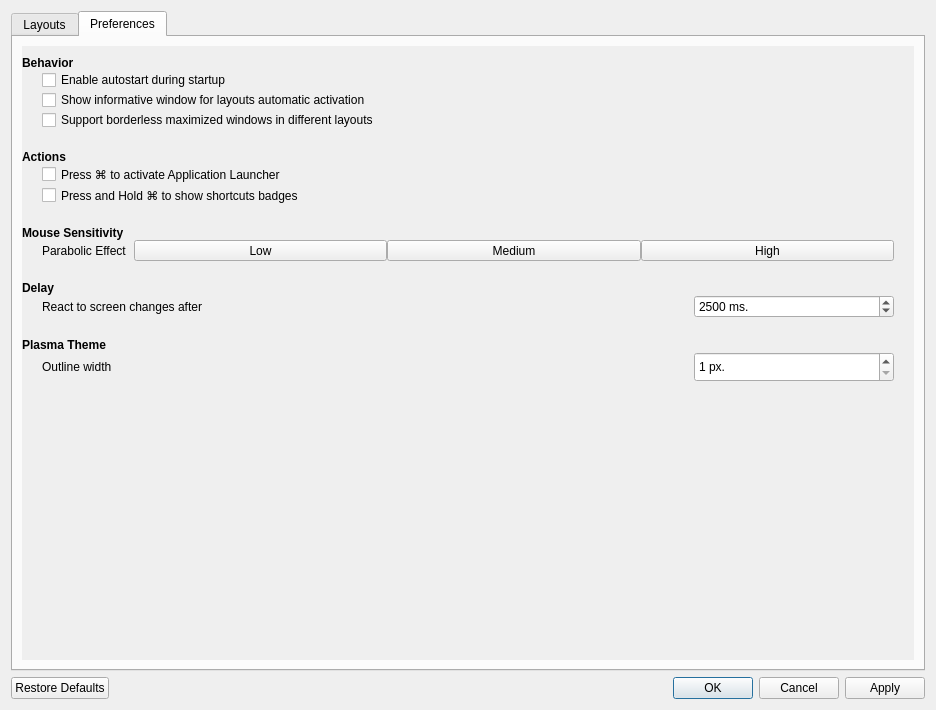
This is app/settings/settingsdialog.ui in KDE/latte-dock as Qt 5 draws it before an edit. The edited form follows.
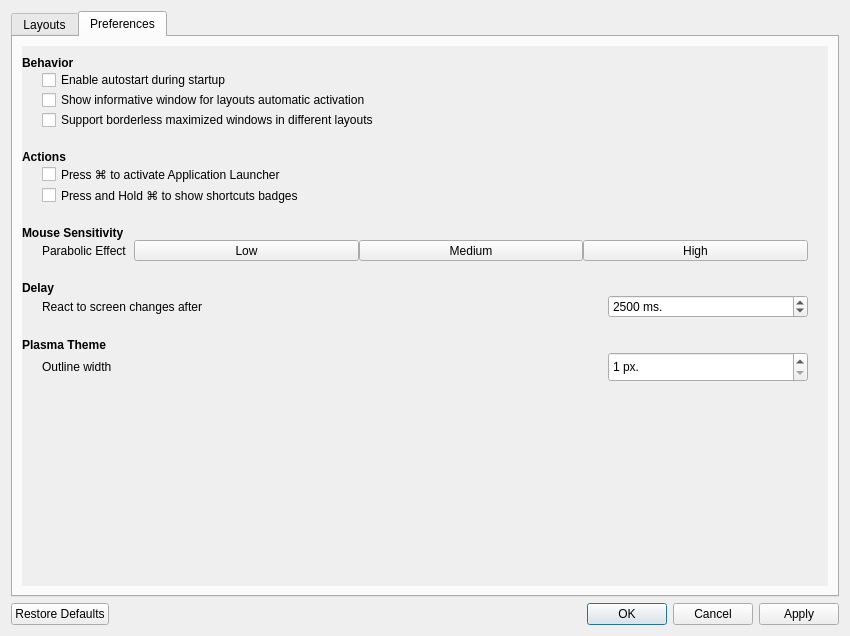
This is the edited form. The open tabs and pages were chosen to show the change. Icons and pictures are not drawn.

Diff of the .ui file:
```diff
--- a/app/settings/settingsdialog.ui
+++ b/app/settings/settingsdialog.ui
@@ -6,8 +6,8 @@
    <rect>
     <x>0</x>
     <y>0</y>
-    <width>936</width>
-    <height>710</height>
+    <width>850</width>
+    <height>636</height>
    </rect>
   </property>
   <property name="windowTitle">
@@ -444,8 +444,8 @@
            <rect>
             <x>0</x>
             <y>0</y>
-            <width>496</width>
-            <height>575</height>
+            <width>894</width>
+            <height>594</height>
            </rect>
           </property>
           <layout class="QHBoxLayout" name="horizontalLayout_9">
```
Left out of the diff: 3 changed lines with no effect on the pictures.
